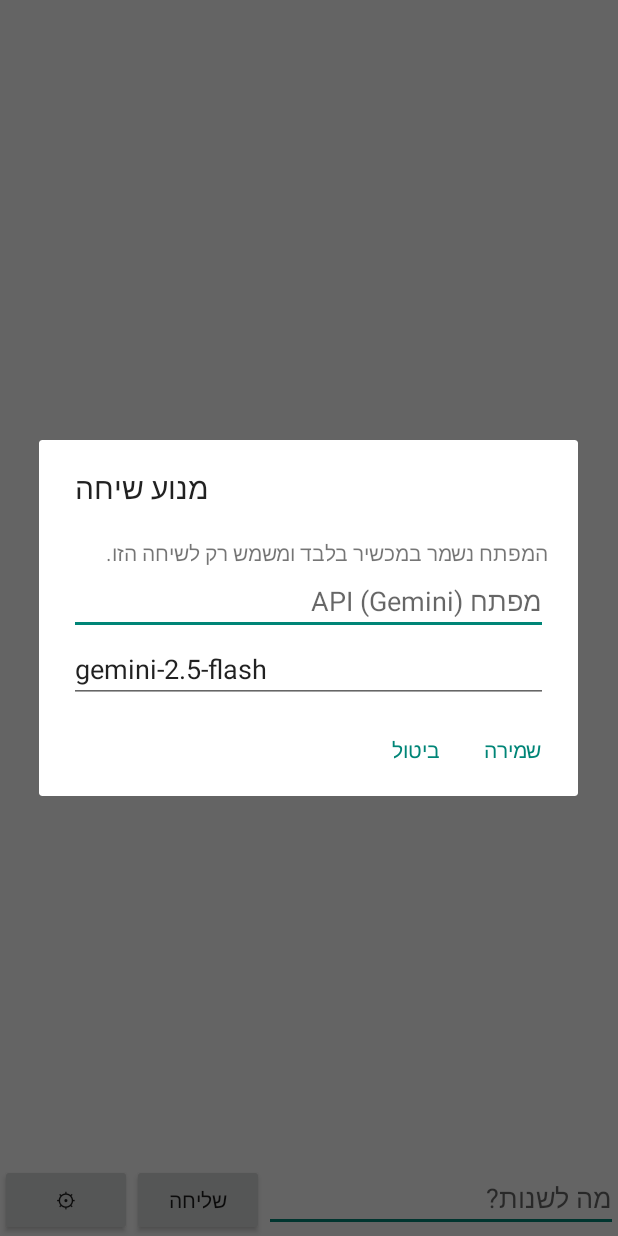
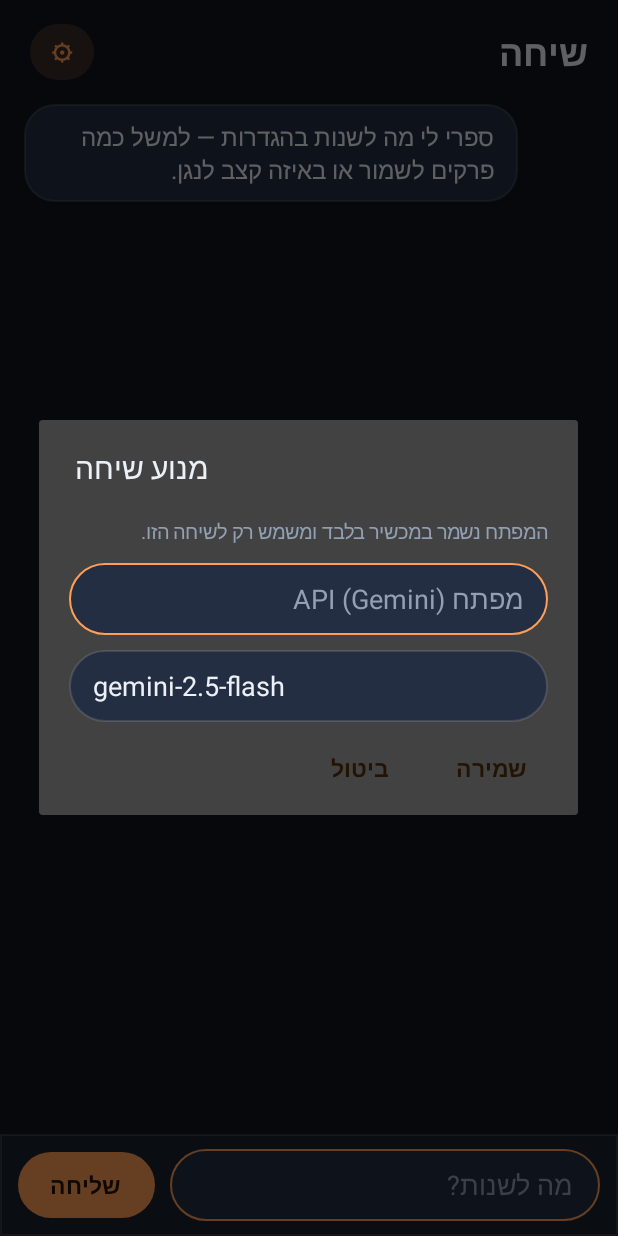
Before and after one commit to instinct-baruchiro/podcatcher, an Android app: the ConvActivity screen opened directly, with no data from a screen before it, after a tap on an icon or button, on a phone screen of 412 x 824 dp. Run offline under Robolectric (Android 15) with nearby library versions, the phone set to English and light mode, and no system bars.

Commit message:
Design system: dark theme, cards, pill buttons, chat bubbles across all screens
Owner rejected the stock-widget look (19.11 voice). Real design pass with a
coherent palette and hierarchy: library, podcast/settings, episode rows and
the chat screen (bubbles, header, input bar). No behavior or scope changes.

```diff
--- a/app/src/main/AndroidManifest.xml
+++ b/app/src/main/AndroidManifest.xml
@@ -13,7 +13,7 @@
         android:supportsRtl="true"
         android:usesCleartextTraffic="true"
         android:allowBackup="true"
-        android:theme="@android:style/Theme.Material.Light.NoActionBar">
+        android:theme="@style/Theme.Podcatcher">
 
         <activity android:name=".ui.MainActivity" android:exported="true">
             <intent-filter>
--- a/app/src/main/java/com/baruchiro/podcatcher/conv/ConvActivity.kt
+++ b/app/src/main/java/com/baruchiro/podcatcher/conv/ConvActivity.kt
@@ -2,7 +2,6 @@ package com.baruchiro.podcatcher.conv
 
 import android.app.Activity
 import android.app.AlertDialog
-import android.graphics.Color
 import android.os.Bundle
 import android.view.Gravity
 import android.view.ViewGroup.LayoutParams.MATCH_PARENT
@@ -47,6 +46,8 @@ class ConvActivity : Activity() {
         )
     }
 
+    private fun dp(v: Int): Int = (v * resources.displayMetrics.density).toInt()
+
     override fun onCreate(savedInstanceState: Bundle?) {
         super.onCreate(savedInstanceState)
         backend = configuredBackend()
@@ -56,46 +57,98 @@ class ConvActivity : Activity() {
             orientation = LinearLayout.VERTICAL
             layoutDirection = LinearLayout.LAYOUT_DIRECTION_RTL
         }
-        messages = LinearLayout(this).apply { orientation = LinearLayout.VERTICAL }
+
+        // Header: title + engine settings.
+        val header = LinearLayout(this).apply {
+            orientation = LinearLayout.HORIZONTAL
+            gravity = Gravity.CENTER_VERTICAL
+            setPadding(dp(20), dp(16), dp(20), dp(12))
+        }
+        header.addView(TextView(this).apply {
+            text = "שיחה"
+            textSize = 24f
+            setTextColor(getColor(R.color.textPrimary))
+            typeface = android.graphics.Typeface.DEFAULT_BOLD
+        }, LinearLayout.LayoutParams(0, WRAP_CONTENT, 1f))
+        val gear = Button(this).apply {
+            text = "⚙"
+            setTextColor(getColor(R.color.accent))
+            background = getDrawable(R.drawable.bg_button_tonal)
+            minWidth = 0; minimumWidth = 0; minHeight = 0; minimumHeight = 0
+            setPadding(dp(14), dp(8), dp(14), dp(8))
+            setOnClickListener { showBackendDialog() }
+        }
+        header.addView(gear)
+        root.addView(header)
+
+        messages = LinearLayout(this).apply {
+            orientation = LinearLayout.VERTICAL
+            setPadding(dp(16), dp(4), dp(16), dp(12))
+        }
         scroll = ScrollView(this).apply { addView(messages) }
         root.addView(scroll, LinearLayout.LayoutParams(MATCH_PARENT, 0, 1f))
 
-        val row = LinearLayout(this).apply { orientation = LinearLayout.HORIZONTAL }
-        input = EditText(this).apply { hint = "מה לשנות?"; id = R.id.convInput }
+        // Bottom input bar.
+        val row = LinearLayout(this).apply {
+            orientation = LinearLayout.HORIZONTAL
+            gravity = Gravity.CENTER_VERTICAL
+            background = getDrawable(R.drawable.bg_bottom_bar)
+            setPadding(dp(12), dp(10), dp(12), dp(10))
+        }
+        input = EditText(this).apply {
+            hint = "מה לשנות?"
+            id = R.id.convInput
+            background = getDrawable(R.drawable.bg_input)
+            setPadding(dp(18), 0, dp(18), 0)
+            setSingleLine(true)
+        }
         val send = Button(this).apply { text = "שליחה"; id = R.id.convSend }
-        val gear = Button(this).apply {
-            text = "⚙"
-            setOnClickListener { showBackendDialog() }
-        }
-        row.addView(input, LinearLayout.LayoutParams(0, WRAP_CONTENT, 1f))
+        row.addView(input, LinearLayout.LayoutParams(0, dp(48), 1f).apply { marginEnd = dp(10) })
         row.addView(send, LinearLayout.LayoutParams(WRAP_CONTENT, WRAP_CONTENT))
-        row.addView(gear, LinearLayout.LayoutParams(WRAP_CONTENT, WRAP_CONTENT))
         root.addView(row)
         setContentView(root)
 
         send.setOnClickListener { onSend() }
+        bubble("ספרי לי מה לשנות בהגדרות — למשל כמה פרקים לשמור או באיזה קצב לנגן.", false)
     }
 
     private fun bubble(text: String, fromUser: Boolean) {
         val tv = TextView(this).apply {
             this.text = text
             textSize = 16f
-            setPadding(24, 16, 24, 16)
-            setBackgroundColor(if (fromUser) 0xFFE3F2FD.toInt() else Color.TRANSPARENT)
+            setPadding(dp(16), dp(11), dp(16), dp(11))
+            background = getDrawable(if (fromUser) R.drawable.bg_bubble_user else R.drawable.bg_bubble_app)
+            setTextColor(getColor(if (fromUser) R.color.onAccent else R.color.textPrimary))
+            maxWidth = (resources.displayMetrics.widthPixels * 0.8).toInt()
+        }
+        val lp = LinearLayout.LayoutParams(WRAP_CONTENT, WRAP_CONTENT).apply {
             gravity = if (fromUser) Gravity.START else Gravity.END
+            bottomMargin = dp(10)
         }
-        messages.addView(tv, LinearLayout.LayoutParams(MATCH_PARENT, WRAP_CONTENT))
+        messages.addView(tv, lp)
         scroll.post { scroll.fullScroll(ScrollView.FOCUS_DOWN) }
     }
 
     private fun showBackendDialog() {
-        val pad = (20 * resources.displayMetrics.density).toInt()
+        val pad = dp(20)
         val col = LinearLayout(this).apply { orientation = LinearLayout.VERTICAL; setPadding(pad, pad, pad, 0) }
-        val keyField = EditText(this).apply { hint = "מפתח API (Gemini)"; setText(secrets.get("gemini_key") ?: "") }
-        val modelField = EditText(this).apply { hint = "מודל"; setText(prefs.getString("gemini_model", "gemini-2.5-flash")) }
-        col.addView(TextView(this).apply { text = "המפתח נשמר במכשיר בלבד ומשמש רק לשיחה הזו." })
-        col.addView(keyField)
-        col.addView(modelField)
+        fun field(hintText: String, value: String) = EditText(this).apply {
+            hint = hintText
+            setText(value)
+            background = getDrawable(R.drawable.bg_input)
+            setPadding(dp(16), 0, dp(16), 0)
+            setSingleLine(true)
+        }
+        val keyField = field("מפתח API (Gemini)", secrets.get("gemini_key") ?: "")
+        val modelField = field("מודל", prefs.getString("gemini_model", "gemini-2.5-flash") ?: "gemini-2.5-flash")
+        col.addView(TextView(this).apply {
+            text = "המפתח נשמר במכשיר בלבד ומשמש רק לשיחה הזו."
+            setTextColor(getColor(R.color.textSecondary))
+            textSize = 13f
+            setPadding(0, 0, 0, dp(12))
+        })
+        col.addView(keyField, LinearLayout.LayoutParams(MATCH_PARENT, dp(48)).apply { bottomMargin = dp(10) })
+        col.addView(modelField, LinearLayout.LayoutParams(MATCH_PARENT, dp(48)))
         AlertDialog.Builder(this)
             .setTitle("מנוע שיחה")
             .setView(col)
--- /dev/null
+++ b/app/src/main/res/drawable/bg_art.xml
@@ -0,0 +1,5 @@
+<?xml version="1.0" encoding="utf-8"?>
+<shape xmlns:android="http://schemas.android.com/apk/res/android" android:shape="rectangle">
+    <solid android:color="@color/surface2" />
+    <corners android:radius="14dp" />
+</shape>
--- /dev/null
+++ b/app/src/main/res/drawable/bg_bottom_bar.xml
@@ -0,0 +1,5 @@
+<?xml version="1.0" encoding="utf-8"?>
+<shape xmlns:android="http://schemas.android.com/apk/res/android" android:shape="rectangle">
+    <solid android:color="@color/surface" />
+    <stroke android:width="1dp" android:color="@color/stroke" />
+</shape>
--- /dev/null
+++ b/app/src/main/res/drawable/bg_bubble_app.xml
@@ -0,0 +1,6 @@
+<?xml version="1.0" encoding="utf-8"?>
+<shape xmlns:android="http://schemas.android.com/apk/res/android" android:shape="rectangle">
+    <solid android:color="@color/surface2" />
+    <stroke android:width="1dp" android:color="@color/stroke" />
+    <corners android:radius="20dp" />
+</shape>
--- /dev/null
+++ b/app/src/main/res/drawable/bg_bubble_user.xml
@@ -0,0 +1,5 @@
+<?xml version="1.0" encoding="utf-8"?>
+<shape xmlns:android="http://schemas.android.com/apk/res/android" android:shape="rectangle">
+    <solid android:color="@color/accent" />
+    <corners android:radius="20dp" />
+</shape>
--- /dev/null
+++ b/app/src/main/res/drawable/bg_button_primary.xml
@@ -0,0 +1,19 @@
+<?xml version="1.0" encoding="utf-8"?>
+<ripple xmlns:android="http://schemas.android.com/apk/res/android" android:color="#40FFFFFF">
+    <item>
+        <selector>
+            <item android:state_enabled="false">
+                <shape android:shape="rectangle">
+                    <solid android:color="#2A3242" />
+                    <corners android:radius="26dp" />
+                </shape>
+            </item>
+            <item>
+                <shape android:shape="rectangle">
+                    <solid android:color="@color/accent" />
+                    <corners android:radius="26dp" />
+                </shape>
+            </item>
+        </selector>
+    </item>
+</ripple>
--- /dev/null
+++ b/app/src/main/res/drawable/bg_button_tonal.xml
@@ -0,0 +1,19 @@
+<?xml version="1.0" encoding="utf-8"?>
+<ripple xmlns:android="http://schemas.android.com/apk/res/android" android:color="#40FFFFFF">
+    <item>
+        <selector>
+            <item android:state_enabled="false">
+                <shape android:shape="rectangle">
+                    <solid android:color="#2293A0B4" />
+                    <corners android:radius="26dp" />
+                </shape>
+            </item>
+            <item>
+                <shape android:shape="rectangle">
+                    <solid android:color="@color/accentSoft" />
+                    <corners android:radius="26dp" />
+                </shape>
+            </item>
+        </selector>
+    </item>
+</ripple>
--- /dev/null
+++ b/app/src/main/res/drawable/bg_card_static.xml
@@ -0,0 +1,6 @@
+<?xml version="1.0" encoding="utf-8"?>
+<shape xmlns:android="http://schemas.android.com/apk/res/android" android:shape="rectangle">
+    <solid android:color="@color/surface" />
+    <stroke android:width="1dp" android:color="@color/stroke" />
+    <corners android:radius="16dp" />
+</shape>
--- /dev/null
+++ b/app/src/main/res/drawable/bg_input.xml
@@ -0,0 +1,17 @@
+<?xml version="1.0" encoding="utf-8"?>
+<selector xmlns:android="http://schemas.android.com/apk/res/android">
+    <item android:state_focused="true">
+        <shape android:shape="rectangle">
+            <solid android:color="@color/surface2" />
+            <stroke android:width="1.5dp" android:color="@color/accent" />
+            <corners android:radius="26dp" />
+        </shape>
+    </item>
+    <item>
+        <shape android:shape="rectangle">
+            <solid android:color="@color/surface2" />
+            <stroke android:width="1dp" android:color="@color/stroke" />
+            <corners android:radius="26dp" />
+        </shape>
+    </item>
+</selector>
--- /dev/null
+++ b/app/src/main/res/values/colors.xml
@@ -0,0 +1,12 @@
+<?xml version="1.0" encoding="utf-8"?>
+<resources>
+    <color name="bg">#0F141C</color>
+    <color name="surface">#1A2230</color>
+    <color name="surface2">#242E42</color>
+    <color name="accent">#FF9E57</color>
+    <color name="accentSoft">#2EFF9E57</color>
+    <color name="onAccent">#231303</color>
+    <color name="textPrimary">#EDF1F7</color>
+    <color name="textSecondary">#93A0B4</color>
+    <color name="stroke">#1FFFFFFF</color>
+</resources>
--- /dev/null
+++ b/app/src/main/res/values/themes.xml
@@ -0,0 +1,45 @@
+<?xml version="1.0" encoding="utf-8"?>
+<resources>
+    <style name="Theme.Podcatcher" parent="android:Theme.Material.NoActionBar">
+        <item name="android:windowBackground">@color/bg</item>
+        <item name="android:statusBarColor">@color/bg</item>
+        <item name="android:navigationBarColor">@color/bg</item>
+        <item name="android:colorAccent">@color/accent</item>
+        <item name="android:textColorPrimary">@color/textPrimary</item>
+        <item name="android:textColorSecondary">@color/textSecondary</item>
+        <item name="android:editTextColor">@color/textPrimary</item>
+        <item name="android:textColorHint">@color/textSecondary</item>
+        <item name="android:buttonStyle">@style/PodButton</item>
+    </style>
+
+    <style name="PodButton" parent="android:Widget.Material.Button">
+        <item name="android:background">@drawable/bg_button_primary</item>
+        <item name="android:textColor">@color/onAccent</item>
+        <item name="android:textAllCaps">false</item>
+        <item name="android:textSize">15sp</item>
+        <item name="android:textStyle">bold</item>
+        <item name="android:minWidth">0dp</item>
+        <item name="android:minHeight">0dp</item>
+        <item name="android:paddingStart">22dp</item>
+        <item name="android:paddingEnd">22dp</item>
+        <item name="android:paddingTop">11dp</item>
+        <item name="android:paddingBottom">11dp</item>
+        <item name="android:stateListAnimator">@null</item>
+    </style>
+    <style name="PodButton.Tonal">
+        <item name="android:background">@drawable/bg_button_tonal</item>
+        <item name="android:textColor">@color/accent</item>
+    </style>
+
+    <style name="PodTitle">
+        <item name="android:textSize">24sp</item>
+        <item name="android:textStyle">bold</item>
+        <item name="android:textColor">@color/textPrimary</item>
+    </style>
+    <style name="PodSection">
+        <item name="android:textSize">13sp</item>
+        <item name="android:textStyle">bold</item>
+        <item name="android:textColor">@color/textSecondary</item>
+        <item name="android:letterSpacing">0.05</item>
+    </style>
+</resources>
```
Also changed, not shown: app/src/main/res/drawable/bg_card.xml (added, +10 -0 lines), app/src/main/res/layout/activity_main.xml (+38 -19 lines), app/src/main/res/layout/activity_podcast.xml (+77 -23 lines), app/src/main/res/layout/row_episode.xml (+9 -1 lines), app/src/main/res/layout/row_podcast.xml (+17 -6 lines).
